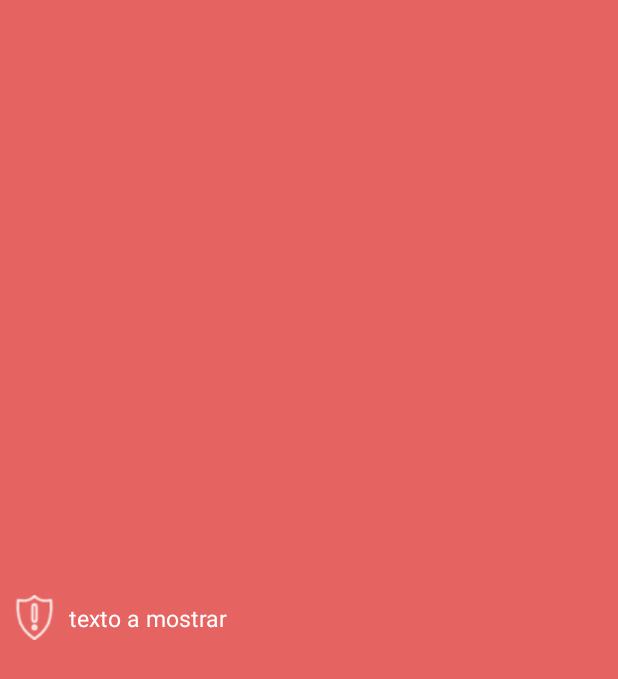
After one commit to Eddy10CM/segurosDemo, an Android app: the layout custom_layout_toast.xml on its own in the app's theme, with its tools: preview values and no code run, on a phone screen of 412 x 824 dp. The commit adds this screen. Shown: the top 679 px of the screen. Run offline under Robolectric (Android 15) with nearby library versions, the phone set to English and light mode, and no system bars.

Commit message:
Se agrego un toast customizado para mensaje de error cunado los campos van vacios

```diff
--- a/app/src/main/java/com/example/clickit/demoseguro/Fragment/InicioFragment.java
+++ b/app/src/main/java/com/example/clickit/demoseguro/Fragment/InicioFragment.java
@@ -6,6 +6,7 @@ import android.content.Context;
 import android.content.Intent;
 import android.graphics.Bitmap;
 import android.graphics.Color;
+import android.graphics.drawable.Drawable;
 import android.net.Uri;
 import android.os.Bundle;
 import android.provider.MediaStore;
@@ -38,6 +39,7 @@ public class InicioFragment extends Fragment {
     public InicioFragment(){}
     private CircleImageView imageViewAvatar;
     final static int cons  = 0;
+    private Drawable imagenAnteroir;
     Button btnActualizar,btnCancelar;
     Intent intent;
     Bitmap bmp;
@@ -102,6 +104,7 @@ public class InicioFragment extends Fragment {
         imageViewAvatar.setOnClickListener(new View.OnClickListener() {
             @Override
             public void onClick(View view) {
+                imagenAnteroir = imageViewAvatar.getDrawable();
                 intent = new Intent(MediaStore.ACTION_IMAGE_CAPTURE);
                 startActivityForResult(intent,cons);
             }
@@ -123,7 +126,7 @@ public class InicioFragment extends Fragment {
         btnCancelar.setOnClickListener(new View.OnClickListener() {
             @Override
             public void onClick(View view) {
-                imageViewAvatar.setImageDrawable(getActivity().getResources().getDrawable(R.drawable.perfil));
+                imageViewAvatar.setImageDrawable(imagenAnteroir);
                 btnActualizar.setVisibility(View.GONE);
                 btnCancelar.setVisibility(View.GONE);
             }
--- /dev/null
+++ b/app/src/main/res/layout/custom_layout_toast.xml
@@ -0,0 +1,29 @@
+<?xml version="1.0" encoding="utf-8"?>
+<LinearLayout xmlns:android="http://schemas.android.com/apk/res/android"
+    android:id="@+id/toast_layout_root"
+    android:orientation="horizontal"
+    android:layout_width="fill_parent"
+    android:layout_height="fill_parent"
+    android:padding="8dp"
+    android:background="@color/red_toast"
+    android:gravity="center_vertical">
+
+
+
+
+
+    <ImageView
+    android:src="@drawable/alert"
+    android:layout_width="30dp"
+    android:layout_height="30dp"
+    android:layout_marginRight="8dp" />
+    <TextView
+    android:id="@+id/txt_toast_custom"
+    android:layout_width="wrap_content"
+    android:layout_height="wrap_content"
+    android:text="texto a mostrar"
+    android:textColor="@color/colorWhite"
+    android:textSize="15sp"/>
+
+
+</LinearLayout>
--- a/app/src/main/res/layout/fragment_cambiar_avatar.xml
+++ b/app/src/main/res/layout/fragment_cambiar_avatar.xml
@@ -5,8 +5,13 @@
     android:layout_marginTop="10dp">
 
     <android.support.v7.widget.CardView
+        xmlns:app="http://schemas.android.com/apk/res-auto"
         android:layout_width="match_parent"
         android:layout_height="wrap_content"
+        app:cardCornerRadius="2dp"
+        android:layout_gravity="center"
+        app:cardElevation="10dp"
+        app:cardUseCompatPadding="true"
         >
         <LinearLayout
             android:layout_width="match_parent"
--- a/app/src/main/res/layout/item_notificaciones.xml
+++ b/app/src/main/res/layout/item_notificaciones.xml
@@ -14,6 +14,8 @@
        <LinearLayout
            android:layout_marginTop="@dimen/espacio_card_view"
            android:gravity="center"
+           android:layout_marginLeft="10dp"
+           android:layout_marginRight="10dp"
            android:layout_gravity="center"
            android:layout_width="match_parent"
            android:layout_height="wrap_content"
@@ -128,7 +130,7 @@
                android:textColor="@color/colorWhite"
                android:textStyle="normal"
                android:gravity="center"
-
+               android:layout_marginTop="8dp"
                android:layout_gravity="end"
                android:id="@+id/btn_notificacion"
                android:text="Acción"
@@ -136,7 +138,7 @@
                android:layout_width="wrap_content"
                android:layout_height="18dp"
                android:layout_marginRight="@dimen/espacio_card_view"
-               android:layout_marginBottom="@dimen/espacio_card_view"/>
+               android:layout_marginBottom="8dp"/>
        </LinearLayout>
    </android.support.v7.widget.CardView>
 
--- a/app/src/main/res/layout/item_seguros.xml
+++ b/app/src/main/res/layout/item_seguros.xml
@@ -323,6 +323,7 @@
             android:orientation="vertical"
             android:layout_height="wrap_content">
             <TextView
+                android:id="@+id/error"
                 android:layout_marginLeft="15dp"
                 android:textColor="@color/red_title"
                 android:layout_width="match_parent"
--- a/app/src/main/res/values/colors.xml
+++ b/app/src/main/res/values/colors.xml
@@ -17,4 +17,5 @@
     <color name="verde">#56ab7e</color>
     <color name="fondo_seguros_inexistentes">#fcd8de</color>
     <color name="red_title">#9D545B</color>
+    <color name="red_toast">#e56360</color>
 </resources>
--- a/app/src/main/res/values/strings.xml
+++ b/app/src/main/res/values/strings.xml
@@ -163,5 +163,6 @@
     <string-array name="integral">
         <item>1</item>
     </string-array>
-
+    <string name="mensaje">Buscando el código postal</string>
+    <string name="mensaje1">No se encontro el código postal favor de ingresarlo</string>
 </resources>
```
Also changed, not shown: app/src/main/java/com/example/clickit/demoseguro/Adapters/AdaptadorSeguros.java (+5 -3 lines), app/src/main/java/com/example/clickit/demoseguro/Clases/MyCustomToast.java (added, +43 -0 lines), app/src/main/java/com/example/clickit/demoseguro/Fragment/FragmentsNietos/CotizarAutoFragment.java (+26 -4 lines), app/src/main/res/layout/fragment_cambiar_contrasena.xml (+10 -2 lines), app/src/main/res/layout/fragment_cotiza_auto.xml (+9 -2 lines), app/src/main/res/layout/fragment_cotiza_vida.xml (+6 -1 lines), app/src/main/res/layout/fragment_info_personal.xml (+8 -1 lines), app/src/main/res/layout/test.xml (+6 -2 lines), app/src/main/res/drawable/alert.png (added).
